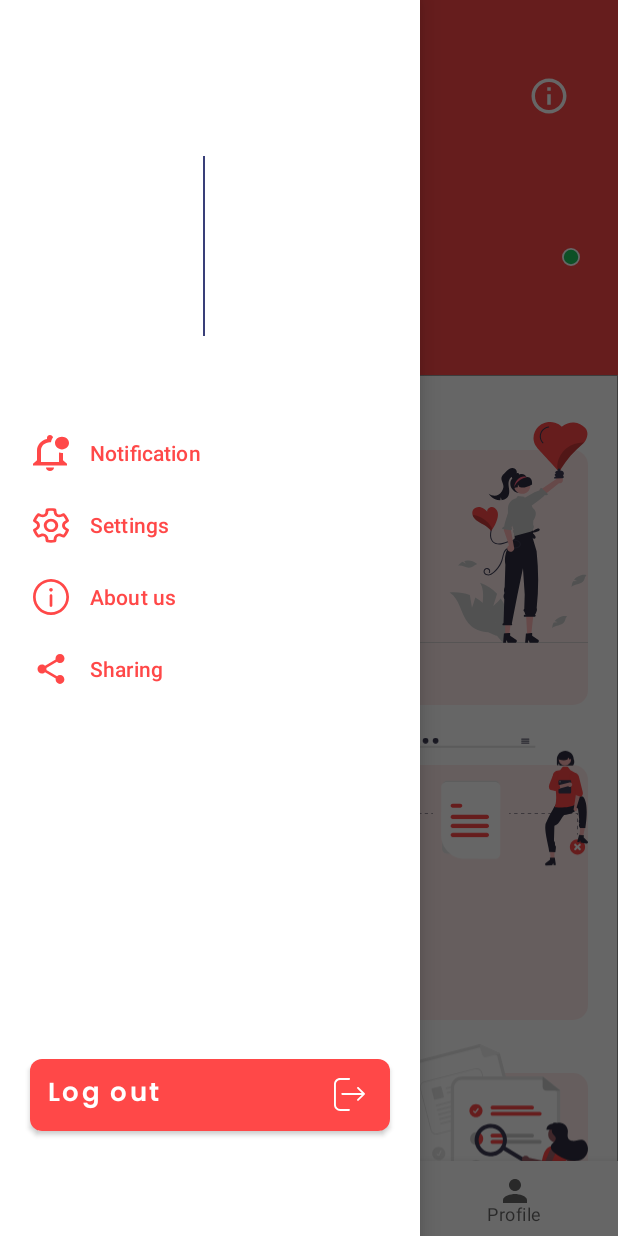
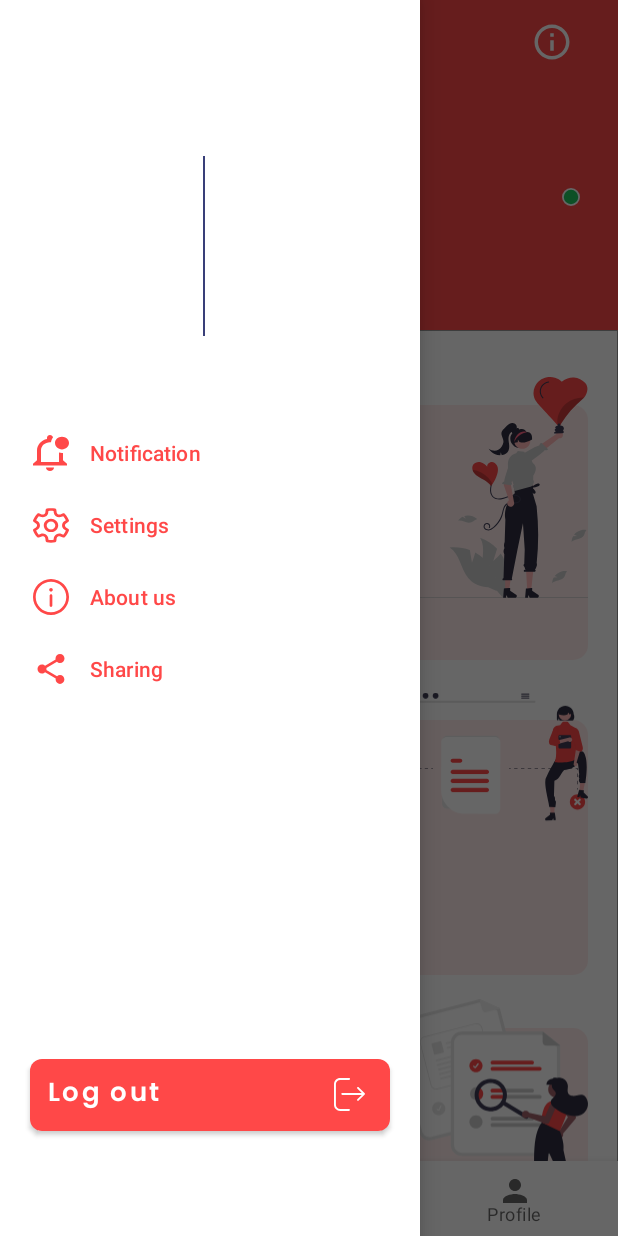
Before and after one commit to rbhagwane123/BloodGeniX, an Android app: the DashBoard_Screen screen opened directly, with no data from a screen before it, with the side drawer open, on a phone screen of 412 x 824 dp. Run offline under Robolectric (Android 15) with nearby library versions, the phone set to English and light mode, and no system bars; our stand-ins replace CircleImageView, Firebase (no records; nobody signed in at launch, a user with empty details on screens opened directly), navigation-ui; pictures from the network do not load; 1 statement that could not run was skipped.

Commit message:
This is Blood Donation and Receiving Apk devolped using android and firebase.

```diff
--- a/app/src/main/AndroidManifest.xml
+++ b/app/src/main/AndroidManifest.xml
@@ -16,6 +16,9 @@
         android:roundIcon="@mipmap/ic_launcher_round"
         android:supportsRtl="true"
         android:theme="@style/Theme.BloodGeniX">
+        <activity
+            android:name=".activities.About_activity"
+            android:exported="false" />
         <activity
             android:name=".activities.fullProfileView"
             android:exported="false" />
--- a/app/src/main/java/com/example/bloodgenix/activities/DashBoard_Screen.java
+++ b/app/src/main/java/com/example/bloodgenix/activities/DashBoard_Screen.java
@@ -7,6 +7,7 @@ import android.view.MenuItem;
 import android.view.View;
 import android.view.ViewGroup;
 import android.widget.Button;
+import android.widget.ImageButton;
 import android.widget.ImageView;
 import android.widget.TextView;
 import android.widget.Toast;
@@ -53,6 +54,7 @@ public class DashBoard_Screen extends AppCompatActivity {
     CircleImageView sliderProfile;
     TextView sliderName;
     Dialog dialog;
+    ImageButton moreInfo;
     ImageView fullProfile;
     String personImage;
 
@@ -93,7 +95,15 @@ public class DashBoard_Screen extends AppCompatActivity {
 
         layout_1 = findViewById(R.id.layout_1);
         Logout = findViewById(R.id.Logout);
+        moreInfo = findViewById(R.id.moreInfo);
 
+        dialogCreationMore();
+        moreInfo.setOnClickListener(new View.OnClickListener() {
+            @Override
+            public void onClick(View v) {
+                dialog.show();
+            }
+        });
 
         View hView = navigationView.getHeaderView(0);
         sliderProfile = (CircleImageView) hView.findViewById(R.id.sliderProfile);
@@ -133,11 +143,18 @@ public class DashBoard_Screen extends AppCompatActivity {
                         drawerLayout.closeDrawer(GravityCompat.START);
                         break;
                     case R.id.nav_about:
-                        Toast.makeText(DashBoard_Screen.this, "About selected", Toast.LENGTH_SHORT).show();
+                        startActivity(new Intent(DashBoard_Screen.this, About_activity.class));
                         drawerLayout.closeDrawer(GravityCompat.START);
                         break;
                     case R.id.nav_sharing:
-                        Toast.makeText(DashBoard_Screen.this, "Sharing selected", Toast.LENGTH_SHORT).show();
+//                        Toast.makeText(DashBoard_Screen.this, "Sharing selected", Toast.LENGTH_SHORT).show();
+                        Intent shareIntent = new Intent(Intent.ACTION_SENDTO);
+                        shareIntent.setType("text/plain");
+                        String shareBody = "Download this Application noe :-https://www.redcrossblood.org/blood-donor-app.html=en";
+                        String shareSub = "BloodGenix App";
+                        shareIntent.putExtra(Intent.EXTRA_SUBJECT, shareSub);
+                        shareIntent.putExtra(Intent.EXTRA_TEXT, shareBody);
+                        startActivity(Intent.createChooser(shareIntent, "Share Using"));
                         drawerLayout.closeDrawer(GravityCompat.START);
                         break;
                     default:
@@ -157,7 +174,18 @@ public class DashBoard_Screen extends AppCompatActivity {
             }
         });
 
+    }
 
+
+    public void dialogCreationMore() {
+//        ViewGroup.LayoutParams.WRAP_CONTENT,ViewGroup.LayoutParams.WRAP_CONTENT
+        dialog = new Dialog(DashBoard_Screen.this);
+        dialog.setContentView(R.layout.info_layout);
+        dialog.getWindow().setLayout(1000,ViewGroup.LayoutParams.WRAP_CONTENT);
+        dialog.getWindow().setBackgroundDrawable(getResources().getDrawable(R.drawable.info_layout_background_style));
+        dialog.setCancelable(false);
+        dialog.getWindow().getAttributes().windowAnimations = R.style.animation;
+        dialog.setCanceledOnTouchOutside(true);
 
     }
 
--- a/app/src/main/java/com/example/bloodgenix/ui/home/HomeFragment.java
+++ b/app/src/main/java/com/example/bloodgenix/ui/home/HomeFragment.java
@@ -90,14 +90,14 @@ public class HomeFragment extends Fragment {
         searchExpand = view.findViewById(R.id.searchExpand);
         moreInfo = view.findViewById(R.id.moreInfo);
 
-        dialogCreation();
-        moreInfo.setOnClickListener(new View.OnClickListener() {
-            @Override
-            public void onClick(View v) {
-                dialog.show();
-
-            }
-        });
+//        dialogCreation();
+//        moreInfo.setOnClickListener(new View.OnClickListener() {
+//            @Override
+//            public void onClick(View v) {
+//                dialog.show();
+//
+//            }
+//        });
 
 
 
@@ -185,19 +185,6 @@ public class HomeFragment extends Fragment {
         return view;
     }
 
-    private void dialogCreation() {
-//        ViewGroup.LayoutParams.WRAP_CONTENT,ViewGroup.LayoutParams.WRAP_CONTENT
-        dialog = new Dialog(getContext());
-        dialog.setContentView(R.layout.info_layout);
-        dialog.getWindow().setLayout(1000,ViewGroup.LayoutParams.WRAP_CONTENT);
-        dialog.getWindow().setBackgroundDrawable(getResources().getDrawable(R.drawable.info_layout_background_style));
-        dialog.setCancelable(false);
-        dialog.getWindow().getAttributes().windowAnimations = R.style.animation;
-        dialog.setCanceledOnTouchOutside(true);
-
-
-
-    }
 
     private int checkBeforeApplySearch(String s) {
         Query RecipientDetails = FirebaseDatabase.getInstance().getReference("RecipientDetails").orderByChild("phoneNumber").equalTo(s);
--- a/app/src/main/res/layout/activity_dash_board_screen.xml
+++ b/app/src/main/res/layout/activity_dash_board_screen.xml
@@ -35,6 +35,17 @@
                 android:textSize="15sp"
                 android:textColor="@color/white"
                 android:layout_marginStart="10dp"/>
+
+            <ImageButton
+                android:id="@+id/moreInfo"
+                android:layout_width="24dp"
+                android:layout_height="24dp"
+                android:layout_gravity="end"
+                android:layout_marginEnd="32dp"
+                style="@style/SelectableItemBackground"
+                android:backgroundTint="@color/white"
+                android:src="@drawable/ic_outline_info_24_white" />
+
         </androidx.appcompat.widget.Toolbar>
 
         <fragment
@@ -44,7 +55,7 @@
             android:layout_height="match_parent"
             app:defaultNavHost="true"
             app:layout_constraintBottom_toTopOf="@id/bottom_navigation"
-            android:layout_marginTop="50dp"
+            android:layout_marginTop="40dp"
             app:layout_constraintEnd_toEndOf="parent"
             app:layout_constraintStart_toStartOf="parent"
             app:layout_constraintTop_toBottomOf="@+id/toolbar"
--- a/app/src/main/res/layout/fragment_home.xml
+++ b/app/src/main/res/layout/fragment_home.xml
@@ -18,7 +18,7 @@
             android:id="@+id/AppBar"
             style="@style/Theme.BloodGeniX"
             android:layout_width="match_parent"
-            android:layout_height="200dp"
+            android:layout_height="180dp"
             android:fitsSystemWindows="true"
             android:outlineAmbientShadowColor="@color/App_colour"
             android:outlineSpotShadowColor="@color/App_colour">
@@ -31,22 +31,22 @@
                 app:contentScrim="?attr/colorPrimary"
                 app:layout_scrollFlags="scroll|snap|exitUntilCollapsed">
 
-                <ImageButton
-                    android:id="@+id/moreInfo"
-                    android:layout_width="wrap_content"
-                    android:layout_height="wrap_content"
-                    android:layout_gravity="end"
-                    android:layout_marginEnd="32dp"
-                    style="@style/SelectableItemBackground"
-                    android:backgroundTint="@color/white"
-                    android:src="@drawable/ic_outline_info_24_white" />
+<!--                <ImageButton-->
+<!--                    android:id="@+id/moreInfo"-->
+<!--                    android:layout_width="wrap_content"-->
+<!--                    android:layout_height="wrap_content"-->
+<!--                    android:layout_gravity="end"-->
+<!--                    android:layout_marginEnd="32dp"-->
+<!--                    style="@style/SelectableItemBackground"-->
+<!--                    android:backgroundTint="@color/white"-->
+<!--                    android:src="@drawable/ic_outline_info_24_white" />-->
 
                 <TextView
                     android:id="@+id/salutationText"
                     android:layout_width="wrap_content"
                     android:layout_height="wrap_content"
                     android:layout_marginStart="32dp"
-                    android:layout_marginTop="70dp"
+                    android:layout_marginTop="40dp"
                     android:fontFamily="@font/poppins"
                     android:text="@string/salutation"
                     android:textColor="@color/white"
@@ -58,14 +58,14 @@
                     android:layout_width="60dp"
                     android:layout_height="60dp"
                     android:layout_gravity="end"
-                    android:layout_marginTop="70dp"
+                    android:layout_marginTop="40dp"
                     android:layout_marginEnd="25dp" />
 
                 <ImageView
                     android:layout_width="12dp"
                     android:layout_height="12dp"
                     android:layout_gravity="end"
-                    android:layout_marginTop="115dp"
+                    android:layout_marginTop="85dp"
                     android:layout_marginEnd="25dp"
                     android:src="@drawable/ic_active" />
 
@@ -130,11 +130,11 @@
 
                             <Button
                                 android:id="@+id/donationExpand"
+                                style="@style/SelectableItemBackground"
                                 android:layout_width="wrap_content"
                                 android:layout_height="wrap_content"
                                 android:layout_below="@+id/applyDetail"
                                 android:layout_marginTop="16dp"
-                                style="@style/SelectableItemBackground"
                                 android:fontFamily="@font/poppins_bold"
                                 android:text="EXPAND"
                                 android:textColor="@color/Header_1"
--- a/app/src/main/res/layout/list_layout_search_page.xml
+++ b/app/src/main/res/layout/list_layout_search_page.xml
@@ -27,9 +27,9 @@
         android:background="@drawable/blood_roup_background_style"
         android:fontFamily="@font/poppins_medium"
         android:gravity="bottom"
-        android:text="AB+"
         android:paddingStart="10dp"
         android:paddingBottom="5dp"
+        android:text="AB+"
         android:textColor="@color/white"
         android:textSize="14sp" />
 
--- a/app/src/main/res/values/strings.xml
+++ b/app/src/main/res/values/strings.xml
@@ -61,6 +61,7 @@
     <string name="what_s_the_reason_of_this_request">What\'s the reason of this request?</string>
     <string name="apply_for_donation">Apply for Donation</string>
     <string name="search">Search</string>
+    <string name="aboutUs">The BloodGenix Blood Donor App was selected for helping make giving blood convenient and easy with many special features for donors. Users of the app can start by learning about eligibility based on health, recent travel, etc., then search for blood drives nearby using a built-in map tool and schedule an appointment. Once users have a scheduled appointment, they can complete the RapidPass pre-screening questionnaire directly in the app to save time during their blood drive visit. Donors can also use the app to view donation history and results from health screenings, track which hospital their blood goes to, and learn about other ways to volunteer or contribute.\nThe platform provides research-based studies and carefully curated lists, which allow users to compare and find the best apps on the market. BloodGenix is managed by a team of tech industry professionals that aim to help consumers find the tools they need to live a more convenient and productive life.</string>
 
     <string name="_1stPoint">\u2022 Age and weight-between 18-65 years and minimum weight 50kg.</string>
     <string name="_2ndPoint">\u2022 Donor should not be suffering from transmittable disease.</string>
```
Also changed, not shown: app/src/main/java/com/example/bloodgenix/activities/About_activity.java (added, +39 -0 lines), app/src/main/java/com/example/bloodgenix/activities/User_Profile_View.java (+34 -3 lines), app/src/main/res/layout/activity_about.xml (added, +54 -0 lines), app/src/main/res/layout/activity_user_profile_view.xml (+6 -2 lines), app/src/main/res/layout/image_click_zoom_layout.xml (+12 -11 lines).
